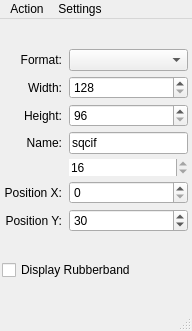
First picture: the form in src/qx11grabmain.ui, repository HJCMS/qx11grab, before the edit.
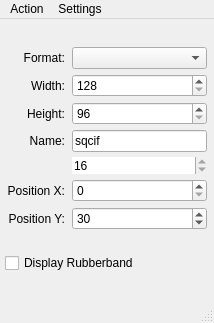
Second picture: the form after the edit. Icons and pictures are not drawn. Custom widgets are drawn as their Qt base class.

The edit to the form file:
```diff
--- a/src/qx11grabmain.ui
+++ b/src/qx11grabmain.ui
@@ -6,8 +6,8 @@
    <rect>
     <x>0</x>
     <y>0</y>
-    <width>192</width>
-    <height>331</height>
+    <width>214</width>
+    <height>323</height>
    </rect>
   </property>
   <property name="windowTitle" >
@@ -19,6 +19,9 @@
   </property>
   <widget class="QWidget" name="centralwidget" >
    <layout class="QVBoxLayout" name="verticalLayout" >
+    <property name="margin" >
+     <number>5</number>
+    </property>
     <item>
      <layout class="QGridLayout" name="gridLayout" >
       <property name="margin" >
@@ -205,7 +208,7 @@
     <rect>
      <x>0</x>
      <y>0</y>
-     <width>192</width>
+     <width>214</width>
      <height>33</height>
     </rect>
    </property>
```
